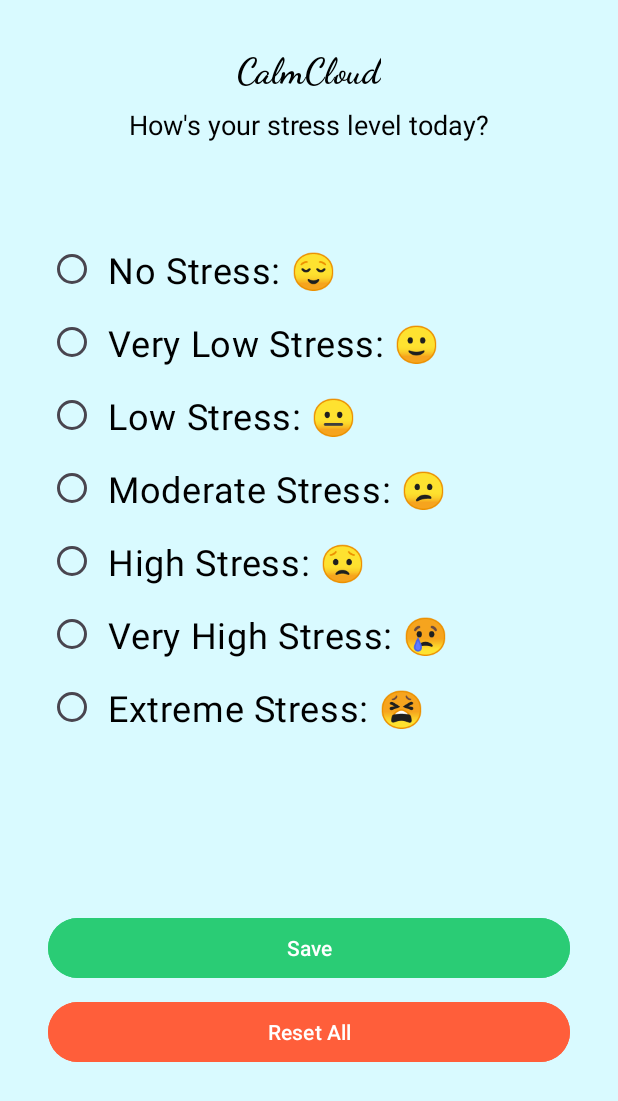
After one commit to jimmy19981226/CalmCloud, an Android app: the StressLevelsActivity screen opened directly, with no data from a screen before it, on a phone screen of 412 x 824 dp. The commit adds this screen. Shown: the top 1101 px of the screen. Run offline under Robolectric (Android 15) with nearby library versions, the phone set to English and light mode, and no system bars.

Commit message:
Implement stress levels page

```diff
--- a/app/src/main/AndroidManifest.xml
+++ b/app/src/main/AndroidManifest.xml
@@ -13,6 +13,9 @@
         android:theme="@style/Theme.CalmCloud"
         tools:targetApi="31">
         <activity
+            android:name=".subpage.StressLevelsActivity"
+            android:exported="false" />
+        <activity
             android:name=".subpage.MoodTrackingActivity"
             android:exported="false" />
         <activity
--- a/app/src/main/java/com/example/calmcloud/MainActivity.kt
+++ b/app/src/main/java/com/example/calmcloud/MainActivity.kt
@@ -8,6 +8,7 @@
 import androidx.core.view.ViewCompat
 import androidx.core.view.WindowInsetsCompat
 import com.example.calmcloud.subpage.MoodTrackingActivity
+import com.example.calmcloud.subpage.StressLevelsActivity
 
 class MainActivity : AppCompatActivity() {
     override fun onCreate(savedInstanceState: Bundle?) {
@@ -32,10 +33,10 @@
             startActivity(intent)
         }
 
-//        stressLevelsButton.setOnClickListener {
-//            val intent = Intent(this, StressLevelsActivity::class.java)
-//            startActivity(intent)
-//        }
+        stressLevelsButton.setOnClickListener {
+            val intent = Intent(this, StressLevelsActivity::class.java)
+            startActivity(intent)
+        }
 //
 //        sleepPatternsButton.setOnClickListener {
 //            val intent = Intent(this, SleepPatternsActivity::class.java)
--- /dev/null
+++ b/app/src/main/java/com/example/calmcloud/subpage/StressLevelsActivity.kt
@@ -0,0 +1,21 @@
+package com.example.calmcloud.subpage
+
+import android.os.Bundle
+import androidx.activity.enableEdgeToEdge
+import androidx.appcompat.app.AppCompatActivity
+import androidx.core.view.ViewCompat
+import androidx.core.view.WindowInsetsCompat
+import com.example.calmcloud.R
+
+class StressLevelsActivity : AppCompatActivity() {
+    override fun onCreate(savedInstanceState: Bundle?) {
+        super.onCreate(savedInstanceState)
+        enableEdgeToEdge()
+        setContentView(R.layout.activity_stress_levels)
+        ViewCompat.setOnApplyWindowInsetsListener(findViewById(R.id.main)) { v, insets ->
+            val systemBars = insets.getInsets(WindowInsetsCompat.Type.systemBars())
+            v.setPadding(systemBars.left, systemBars.top, systemBars.right, systemBars.bottom)
+            insets
+        }
+    }
+}
--- a/app/src/main/res/layout/activity_mood_tracking.xml
+++ b/app/src/main/res/layout/activity_mood_tracking.xml
@@ -309,9 +309,6 @@
     </GridLayout>
 
     <!-- Save Button -->
-
-    <!-- Reset All Button -->
-
     <Button
         android:id="@+id/saveButton"
         android:layout_width="0dp"
@@ -327,6 +324,7 @@
         app:layout_constraintStart_toStartOf="parent"
         app:layout_constraintTop_toBottomOf="@id/moodGrid" />
 
+    <!-- Reset All Button -->
     <Button
         android:id="@+id/resetButton"
         android:layout_width="0dp"
--- /dev/null
+++ b/app/src/main/res/layout/activity_stress_levels.xml
@@ -0,0 +1,145 @@
+<?xml version="1.0" encoding="utf-8"?>
+<androidx.constraintlayout.widget.ConstraintLayout xmlns:android="http://schemas.android.com/apk/res/android"
+    xmlns:app="http://schemas.android.com/apk/res-auto"
+    xmlns:tools="http://schemas.android.com/tools"
+    android:id="@+id/main"
+    android:layout_width="match_parent"
+    android:layout_height="match_parent"
+    android:background="#D9FAFF"
+    tools:context=".subpage.StressLevelsActivity">
+
+    <!-- App Name -->
+    <TextView
+        android:id="@+id/appName"
+        android:layout_width="wrap_content"
+        android:layout_height="wrap_content"
+        android:text="CalmCloud"
+        android:textSize="24sp"
+        android:textColor="@android:color/black"
+        android:fontFamily="cursive"
+        android:textStyle="bold"
+        app:layout_constraintTop_toTopOf="parent"
+        app:layout_constraintStart_toStartOf="parent"
+        app:layout_constraintEnd_toEndOf="parent"
+        android:layout_marginTop="32dp"
+        android:layout_marginBottom="16dp" />
+
+    <!-- Question -->
+    <TextView
+        android:id="@+id/question"
+        android:layout_width="wrap_content"
+        android:layout_height="wrap_content"
+        android:layout_marginTop="8dp"
+        android:text="How's your stress level today?"
+        android:textColor="@android:color/black"
+        android:textSize="18sp"
+        app:layout_constraintEnd_toEndOf="parent"
+        app:layout_constraintStart_toStartOf="parent"
+        app:layout_constraintTop_toBottomOf="@id/appName" />
+
+    <!-- Stress Levels List -->
+    <RadioGroup
+        android:id="@+id/stressLevelsList"
+        android:layout_width="0dp"
+        android:layout_height="wrap_content"
+        android:orientation="vertical"
+        app:layout_constraintTop_toBottomOf="@id/question"
+        app:layout_constraintStart_toStartOf="parent"
+        app:layout_constraintEnd_toEndOf="parent"
+        app:layout_constraintBottom_toTopOf="@id/saveButton"
+        app:layout_constraintVertical_bias="0.3"
+        android:layout_marginStart="32dp"
+        android:layout_marginEnd="32dp"
+        android:layout_marginTop="60dp"
+        android:layout_marginBottom="16dp">
+
+        <RadioButton
+            android:layout_width="wrap_content"
+            android:layout_height="wrap_content"
+            android:text="No Stress: 😌"
+            android:textSize="24sp"
+            android:textColor="@android:color/black"
+            android:padding="8dp" />
+
+        <RadioButton
+            android:layout_width="wrap_content"
+            android:layout_height="wrap_content"
+            android:text="Very Low Stress: 🙂"
+            android:textSize="24sp"
+            android:textColor="@android:color/black"
+            android:padding="8dp" />
+
+        <RadioButton
+            android:layout_width="wrap_content"
+            android:layout_height="wrap_content"
+            android:text="Low Stress: 😐"
+            android:textSize="24sp"
+            android:textColor="@android:color/black"
+            android:padding="8dp" />
+
+        <RadioButton
+            android:layout_width="wrap_content"
+            android:layout_height="wrap_content"
+            android:text="Moderate Stress: 😕"
+            android:textSize="24sp"
+            android:textColor="@android:color/black"
+            android:padding="8dp" />
+
+        <RadioButton
+            android:layout_width="wrap_content"
+            android:layout_height="wrap_content"
+            android:text="High Stress: 😟"
+            android:textSize="24sp"
+            android:textColor="@android:color/black"
+            android:padding="8dp" />
+
+        <RadioButton
+            android:layout_width="wrap_content"
+            android:layout_height="wrap_content"
+            android:text="Very High Stress: 😢"
+            android:textSize="24sp"
+            android:textColor="@android:color/black"
+            android:padding="8dp" />
+
+        <RadioButton
+            android:layout_width="wrap_content"
+            android:layout_height="wrap_content"
+            android:text="Extreme Stress: 😫"
+            android:textSize="24sp"
+            android:textColor="@android:color/black"
+            android:padding="8dp" />
+
+    </RadioGroup>
+
+    <!-- Save Button -->
+    <Button
+        android:id="@+id/saveButton"
+        android:layout_width="0dp"
+        android:layout_height="wrap_content"
+        android:layout_marginStart="32dp"
+        android:layout_marginTop="112dp"
+        android:layout_marginEnd="32dp"
+        android:backgroundTint="#2ACC75"
+        android:text="Save"
+        android:textColor="@android:color/white"
+        app:layout_constraintEnd_toEndOf="parent"
+        app:layout_constraintHorizontal_bias="0.0"
+        app:layout_constraintStart_toStartOf="parent"
+        app:layout_constraintTop_toBottomOf="@id/stressLevelsList" />
+
+    <!-- Reset All Button -->
+    <Button
+        android:id="@+id/resetButton"
+        android:layout_width="0dp"
+        android:layout_height="wrap_content"
+        android:text="Reset All"
+        android:backgroundTint="#FF5E3A"
+        android:textColor="@android:color/white"
+        app:layout_constraintTop_toBottomOf="@id/saveButton"
+        app:layout_constraintStart_toStartOf="parent"
+        app:layout_constraintEnd_toEndOf="parent"
+        android:layout_marginTop="8dp"
+        android:layout_marginStart="32dp"
+        android:layout_marginEnd="32dp" />
+
+</androidx.constraintlayout.widget.ConstraintLayout>
```
